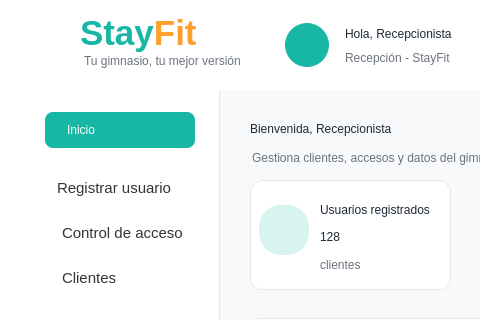
The window that Proyecto/src/vista/Ui/interfaz_recepcionista.ui (smonts01/Ingenieria-del-software) describes before a commit, drawn with Qt 5; both pictures show x 0 to 480 and y 0 to 320 of the 1202 by 701 pixel window.
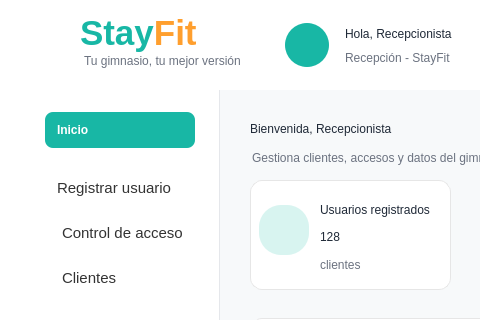
The same window after the commit. Icons and pictures are not drawn.

The edit to the form file:
```diff
--- a/Proyecto/src/vista/Ui/interfaz_recepcionista.ui
+++ b/Proyecto/src/vista/Ui/interfaz_recepcionista.ui
@@ -202,9 +202,38 @@
        <height>36</height>
       </rect>
      </property>
+     <property name="styleSheet">
+      <string notr="true">QPushButton {
+    background-color: transparent;
+    border: none;
+    border-radius: 8px;
+    padding: 8px 12px;
+    text-align: left;
+    color: #111827;
+    font-weight: normal;
+}
+
+QPushButton:hover {
+    background-color: #E8F8F5;
+    color: #111827;
+    font-weight: normal;
+}
+
+QPushButton:checked {
+    background-color: #18B7A5;
+    color: #FFFFFF;
+    font-weight: bold;
+}</string>
+     </property>
      <property name="text">
       <string>Inicio</string>
      </property>
+     <property name="checkable">
+      <bool>true</bool>
+     </property>
+     <property name="checked">
+      <bool>true</bool>
+     </property>
     </widget>
     <widget class="QPushButton" name="btnRegistroUsuario">
      <property name="geometry">
```
